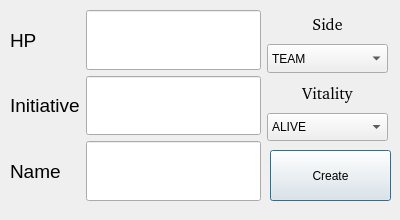
Old version of the form src/CombatantDialog/combatantdialog.ui in the repository lazaropo/2EManager.
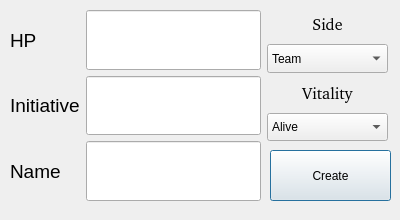
New version of the form.

```diff
--- a/src/CombatantDialog/combatantdialog.ui
+++ b/src/CombatantDialog/combatantdialog.ui
@@ -26,7 +26,7 @@
     <string>Create</string>
    </property>
   </widget>
-  <widget class="QWidget" name="">
+  <widget class="QWidget" name="layoutWidget">
    <property name="geometry">
     <rect>
      <x>267</x>
@@ -62,7 +62,7 @@
       </property>
       <item>
        <property name="text">
-        <string>TEAM</string>
+        <string>Team</string>
        </property>
       </item>
       <item>
@@ -103,7 +103,7 @@
       </property>
       <item>
        <property name="text">
-        <string>ALIVE</string>
+        <string>Alive</string>
        </property>
       </item>
       <item>
@@ -120,7 +120,7 @@
     </item>
    </layout>
   </widget>
-  <widget class="QWidget" name="">
+  <widget class="QWidget" name="layoutWidget">
    <property name="geometry">
     <rect>
      <x>10</x>
```
Left out of the diff: 8 changed lines with no effect on the pictures.
